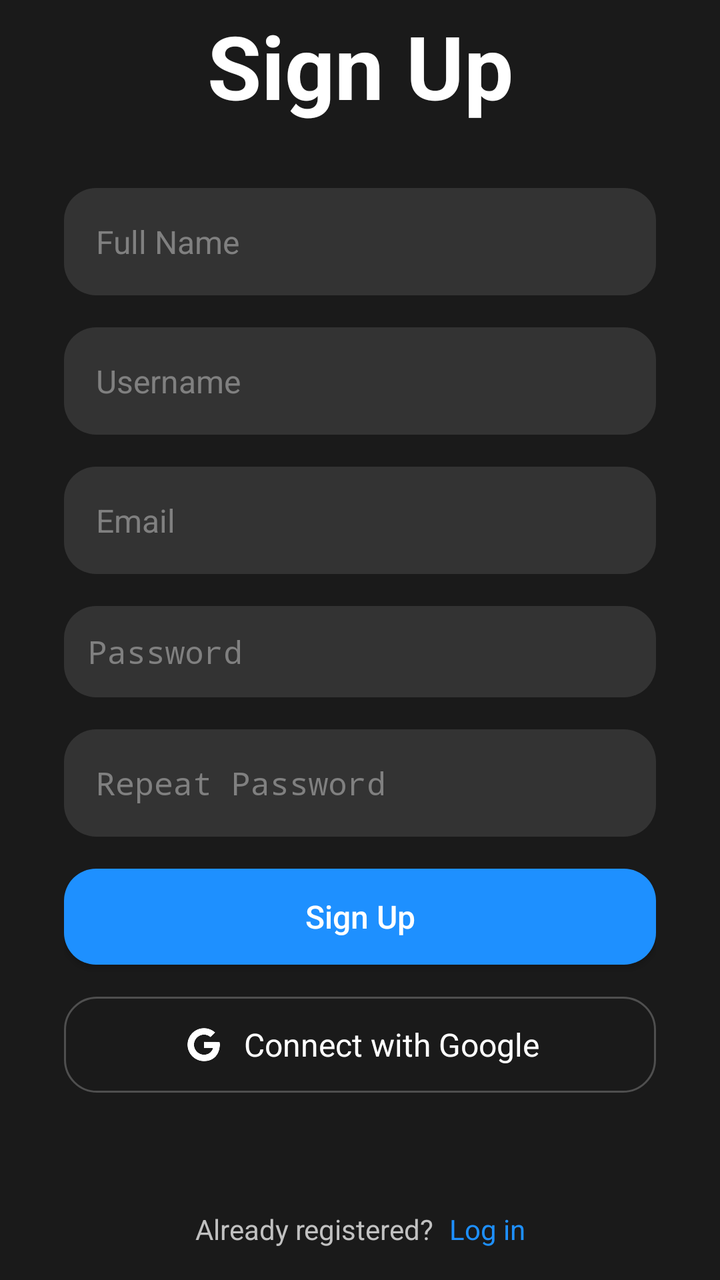
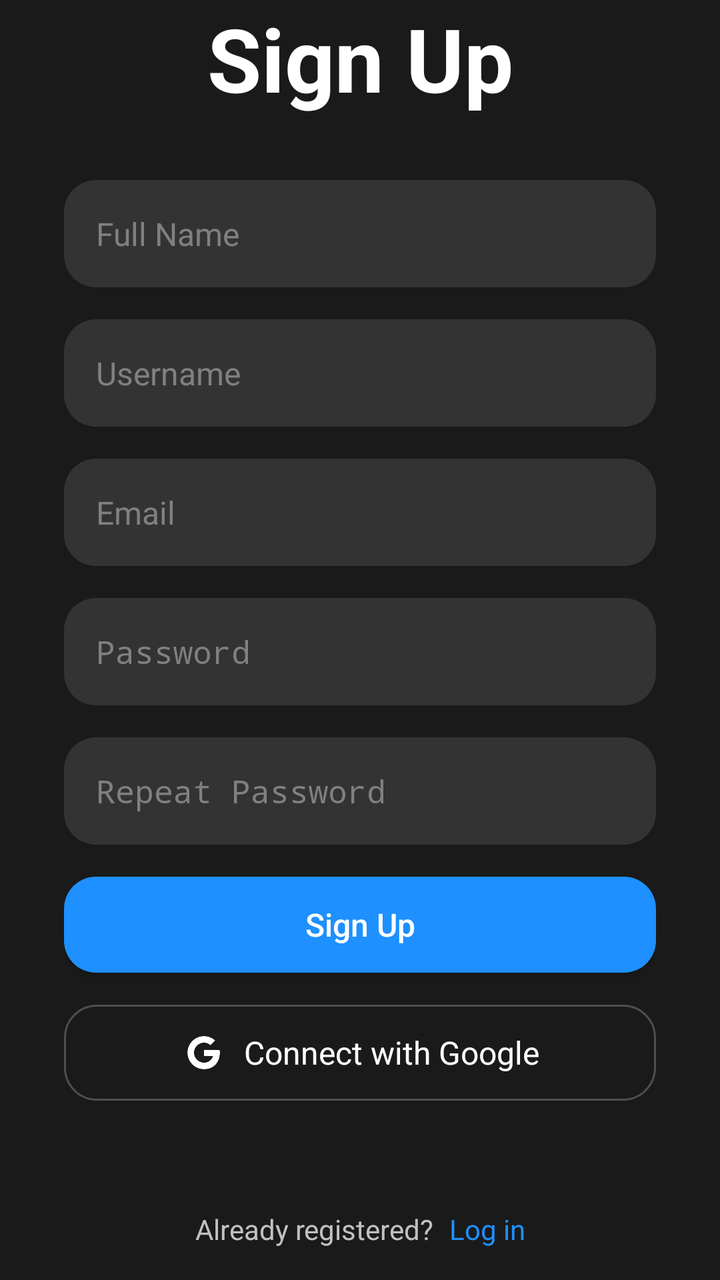

Two renders of the same Android screen: before a commit and after it. Below are the layout's source before the change and the commit's diff.
<!-- AndroidManifest.xml: application theme Theme.AppCompat.Light.NoActionBar -->
<!-- res/layout/activity_signup.xml -->
<?xml version="1.0" encoding="utf-8"?>
<androidx.constraintlayout.widget.ConstraintLayout xmlns:android="http://schemas.android.com/apk/res/android"
    xmlns:app="http://schemas.android.com/apk/res-auto"
    xmlns:tools="http://schemas.android.com/tools"
    android:id="@+id/main"
    android:layout_width="match_parent"
    android:layout_height="match_parent"
    android:background="#1A1A1A"
    tools:context=".SignupActivity">

    <TextView
        android:id="@+id/esloganText"
        android:layout_width="wrap_content"
        android:layout_height="wrap_content"
        android:layout_marginBottom="32dp"
        android:text="Sign Up"
        android:textColor="#FFFFFF"
        android:textSize="44sp"
        android:textStyle="bold"
        app:layout_constraintBottom_toTopOf="@+id/linearLayout"
        app:layout_constraintEnd_toEndOf="parent"
        app:layout_constraintStart_toStartOf="parent" />

    <LinearLayout
        android:id="@+id/linearLayout"
        android:layout_width="match_parent"
        android:layout_height="wrap_content"
        android:layout_marginStart="32dp"
        android:layout_marginEnd="32dp"
        android:orientation="vertical"
        app:layout_constraintBottom_toBottomOf="parent"
        app:layout_constraintEnd_toEndOf="parent"
        app:layout_constraintStart_toStartOf="parent"
        app:layout_constraintTop_toTopOf="parent">

        <EditText
            android:id="@+id/nameET"
            android:layout_width="match_parent"
            android:layout_height="wrap_content"
            android:background="@drawable/rounded_edittext"
            android:hint="Full Name"
            android:inputType="text"
            android:padding="16dp"
            android:password="false"
            android:textColor="#FFFFFF"
            android:textColorHint="#808080"
            android:textSize="16sp" />

        <EditText
            android:id="@+id/userET"
            android:layout_width="match_parent"
            android:layout_height="wrap_content"
            android:layout_marginTop="16dp"
            android:background="@drawable/rounded_edittext"
            android:hint="Username"
            android:inputType="text"
            android:padding="16dp"
            android:password="false"
            android:textColor="#FFFFFF"
            android:textColorHint="#808080"
            android:textSize="16sp" />

        <EditText
            android:id="@+id/emailET"
            android:layout_width="match_parent"
            android:layout_height="wrap_content"
            android:layout_marginTop="16dp"
            android:background="@drawable/rounded_edittext"
            android:hint="Email"
            android:inputType="text"
            android:padding="16dp"
            android:password="false"
            android:textColor="#FFFFFF"
            android:textColorHint="#808080"
            android:textSize="16sp" />

        <androidx.constraintlayout.widget.ConstraintLayout
            android:layout_width="match_parent"
            android:layout_height="match_parent"
            android:paddingTop="16dp">

            <EditText
                android:id="@+id/passwordET"
                android:layout_width="match_parent"
                android:layout_height="wrap_content"
                android:background="@drawable/rounded_edittext"
                android:hint="Password"
                android:inputType="text"
                android:password="true"
                android:textColor="#FFFFFF"
                android:textColorHint="#808080"
                android:textSize="16sp"
                app:layout_constraintEnd_toEndOf="parent"
                app:layout_constraintStart_toStartOf="parent"
                app:layout_constraintTop_toTopOf="parent" />

            <ImageView
                android:id="@+id/visibilitybtn"
                android:layout_width="32dp"
                android:layout_height="32dp"
                android:layout_marginEnd="16dp"
                android:tint="#FFFFFF"
                app:layout_constraintBottom_toBottomOf="parent"
                app:layout_constraintEnd_toEndOf="parent"
                app:layout_constraintTop_toTopOf="@+id/passwordET"
                app:srcCompat="@drawable/invisible" />
        </androidx.constraintlayout.widget.ConstraintLayout>

        <androidx.constraintlayout.widget.ConstraintLayout
            android:layout_width="match_parent"
            android:layout_height="match_parent">

            <EditText
                android:id="@+id/passwordET2"
                android:layout_width="match_parent"
                android:layout_height="wrap_content"
                android:layout_marginTop="16dp"
                android:background="@drawable/rounded_edittext"
                android:hint="Repeat Password"
                android:inputType="text"
                android:padding="16dp"
                android:password="true"
                android:textColor="#FFFFFF"
                android:textColorHint="#808080"
                android:textSize="16sp"
                app:layout_constraintEnd_toEndOf="parent"
                app:layout_constraintStart_toStartOf="parent"
                app:layout_constraintTop_toTopOf="parent" />

            <ImageView
                android:id="@+id/visibilitybtn2"
                android:layout_width="32dp"
                android:layout_height="32dp"
                android:layout_marginEnd="16dp"
                android:tint="#FFFFFF"
                app:layout_constraintBottom_toBottomOf="parent"
                app:layout_constraintEnd_toEndOf="parent"
                app:layout_constraintTop_toTopOf="@+id/passwordET2"
                app:srcCompat="@drawable/invisible" />
        </androidx.constraintlayout.widget.ConstraintLayout>

        <Button
            android:id="@+id/signupBtn"
            android:layout_width="match_parent"
            android:layout_height="wrap_content"
            android:layout_marginTop="16dp"
            android:background="@drawable/rounded_button"
            android:padding="12dp"
            android:text="Sign Up"
            android:textAllCaps="false"
            android:textColor="#FFFFFF"
            android:textSize="16sp" />

        <LinearLayout
            android:id="@+id/googleBtn"
            android:layout_width="match_parent"
            android:layout_height="wrap_content"
            android:layout_marginTop="16dp"
            android:background="@drawable/rounded_button_black"
            android:gravity="center"
            android:orientation="horizontal"
            android:padding="12dp">

            <ImageView
                android:layout_width="24dp"
                android:layout_height="24dp"
                android:contentDescription="Icono del botón"
                android:src="@drawable/googlelogo" />

            <Space
                android:layout_width="8dp"
                android:layout_height="wrap_content" />

            <TextView
                android:layout_width="wrap_content"
                android:layout_height="wrap_content"
                android:text="Connect with Google"
                android:textColor="#FFFFFF"
                android:textSize="16sp" />
        </LinearLayout>

    </LinearLayout>

    <LinearLayout
        android:layout_width="wrap_content"
        android:layout_height="wrap_content"
        android:layout_marginBottom="16dp"
        android:orientation="horizontal"
        app:layout_constraintBottom_toBottomOf="parent"
        app:layout_constraintEnd_toEndOf="parent"
        app:layout_constraintStart_toStartOf="parent">

        <TextView
            android:id="@+id/termsTxt"
            android:layout_width="wrap_content"
            android:layout_height="wrap_content"
            android:layout_weight="1"
            android:text="Already registered?"
            android:textColor="#C1C1C1"
            app:layout_constraintBottom_toBottomOf="parent"
            app:layout_constraintEnd_toEndOf="parent"
            app:layout_constraintStart_toStartOf="parent" />

        <TextView
            android:id="@+id/signTxt"
            android:layout_width="wrap_content"
            android:layout_height="wrap_content"
            android:layout_marginLeft="8dp"
            android:layout_weight="1"
            android:text="Log in"
            android:textColor="#1E90FF"
            app:layout_constraintBottom_toBottomOf="parent"
            app:layout_constraintEnd_toEndOf="parent"
            app:layout_constraintStart_toStartOf="parent" />
    </LinearLayout>

    <TextView
        android:id="@+id/errorTxt"
        android:layout_width="wrap_content"
        android:layout_height="wrap_content"
        android:layout_marginTop="16dp"
        android:text="Error"
        android:textColor="#FF0000"
        android:visibility="gone"
        app:layout_constraintEnd_toEndOf="parent"
        app:layout_constraintStart_toStartOf="parent"
        app:layout_constraintTop_toBottomOf="@+id/linearLayout" />
</androidx.constraintlayout.widget.ConstraintLayout>
<!-- resources referenced by this layout -->
<resources>
  <!-- drawable googlelogo: png bitmap (drawable, 2703 bytes) -->
  <!-- drawable invisible: png bitmap (drawable, 11139 bytes) -->
  <!-- drawable rounded_button (drawable) -->
  <shape xmlns:android="http://schemas.android.com/apk/res/android">
      <solid android:color="#1E90FF"/>
      <corners android:radius="16dp"/>
      <padding
          android:left="16dp"
          android:right="16dp"
          android:top="10dp"
          android:bottom="10dp"/>
  </shape>
  <!-- drawable rounded_button_black (drawable) -->
  <shape xmlns:android="http://schemas.android.com/apk/res/android">
      <solid android:color="#1A1A1A"/>
      <corners android:radius="16dp"/>
      <stroke
          android:width="1dp"
          android:color="#4F4F4F" />
      <padding
          android:left="16dp"
          android:right="16dp"
          android:top="10dp"
          android:bottom="10dp"/>
  </shape>
  <!-- drawable rounded_edittext (drawable) -->
  <shape xmlns:android="http://schemas.android.com/apk/res/android">
      <solid android:color="#333333" />
  
      <corners android:radius="16dp" />
  
      <padding
          android:left="12dp"
          android:right="12dp"
          android:top="12dp"
          android:bottom="12dp" />
  </shape>
</resources>

<!-- the commit's change to res/layout/activity_signup.xml (unified diff, before → after) -->
@@ -76,16 +76,17 @@
 
         <androidx.constraintlayout.widget.ConstraintLayout
             android:layout_width="match_parent"
-            android:layout_height="match_parent"
-            android:paddingTop="16dp">
+            android:layout_height="match_parent">
 
             <EditText
                 android:id="@+id/passwordET"
                 android:layout_width="match_parent"
                 android:layout_height="wrap_content"
+                android:layout_marginTop="16dp"
                 android:background="@drawable/rounded_edittext"
                 android:hint="Password"
                 android:inputType="text"
+                android:padding="16dp"
                 android:password="true"
                 android:textColor="#FFFFFF"
                 android:textColorHint="#808080"
